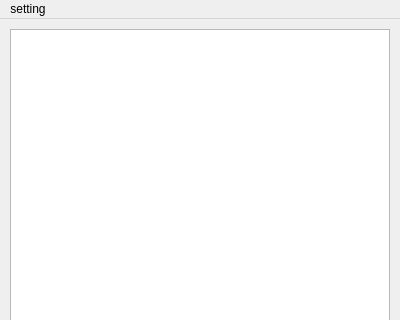
First picture: the form in app/view/ui/main.ui, repository TsouMinHan/TargetHours, before the edit; both pictures show x 0 to 400 and y 0 to 320 of the 400 by 700 pixel window.
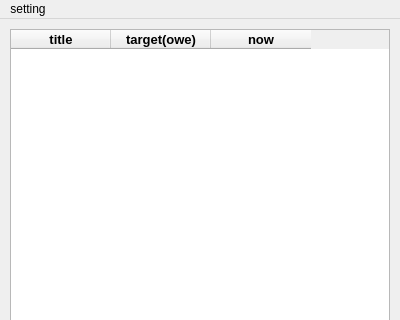
Second picture: the form after the edit.

Commit message: Fixed bugs - insert to table Using QThread for insert to table

What changed in the file:
```diff
--- a/app/view/ui/main.ui
+++ b/app/view/ui/main.ui
@@ -20,21 +20,6 @@
    <string>MainWindow</string>
   </property>
   <widget class="QWidget" name="centralwidget">
-   <widget class="QTableView" name="tableView">
-    <property name="geometry">
-     <rect>
-      <x>10</x>
-      <y>10</y>
-      <width>380</width>
-      <height>300</height>
-     </rect>
-    </property>
-    <property name="font">
-     <font>
-      <pointsize>16</pointsize>
-     </font>
-    </property>
-   </widget>
    <widget class="QLineEdit" name="title_lineEdit">
     <property name="geometry">
      <rect>
@@ -127,6 +112,74 @@
      </rect>
     </property>
    </widget>
+   <widget class="QTableWidget" name="tableWidget">
+    <property name="geometry">
+     <rect>
+      <x>10</x>
+      <y>10</y>
+      <width>380</width>
+      <height>300</height>
+     </rect>
+    </property>
+    <property name="sizePolicy">
+     <sizepolicy hsizetype="Fixed" vsizetype="Fixed">
+      <horstretch>0</horstretch>
+      <verstretch>0</verstretch>
+     </sizepolicy>
+    </property>
+    <property name="font">
+     <font>
+      <pointsize>10</pointsize>
+      <weight>75</weight>
+      <bold>true</bold>
+     </font>
+    </property>
+    <property name="verticalScrollBarPolicy">
+     <enum>Qt::ScrollBarAsNeeded</enum>
+    </property>
+    <property name="horizontalScrollBarPolicy">
+     <enum>Qt::ScrollBarAsNeeded</enum>
+    </property>
+    <property name="autoScroll">
+     <bool>false</bool>
+    </property>
+    <property name="editTriggers">
+     <set>QAbstractItemView::NoEditTriggers</set>
+    </property>
+    <property name="selectionMode">
+     <enum>QAbstractItemView::NoSelection</enum>
+    </property>
+    <property name="textElideMode">
+     <enum>Qt::ElideRight</enum>
+    </property>
+    <attribute name="horizontalHeaderCascadingSectionResizes">
+     <bool>false</bool>
+    </attribute>
+    <attribute name="horizontalHeaderStretchLastSection">
+     <bool>false</bool>
+    </attribute>
+    <attribute name="verticalHeaderCascadingSectionResizes">
+     <bool>false</bool>
+    </attribute>
+    <attribute name="verticalHeaderStretchLastSection">
+     <bool>false</bool>
+    </attribute>
+    <column>
+     <property name="text">
+      <string>title</string>
+     </property>
+    </column>
+    <column>
+     <property name="text">
+      <string>target(owe)</string>
+     </property>
+    </column>
+    <column>
+     <property name="text">
+      <string>now</string>
+     </property>
+    </column>
+   </widget>
   </widget>
   <widget class="QMenuBar" name="menubar">
    <property name="geometry">
```
The commit also changes 7 other files.
